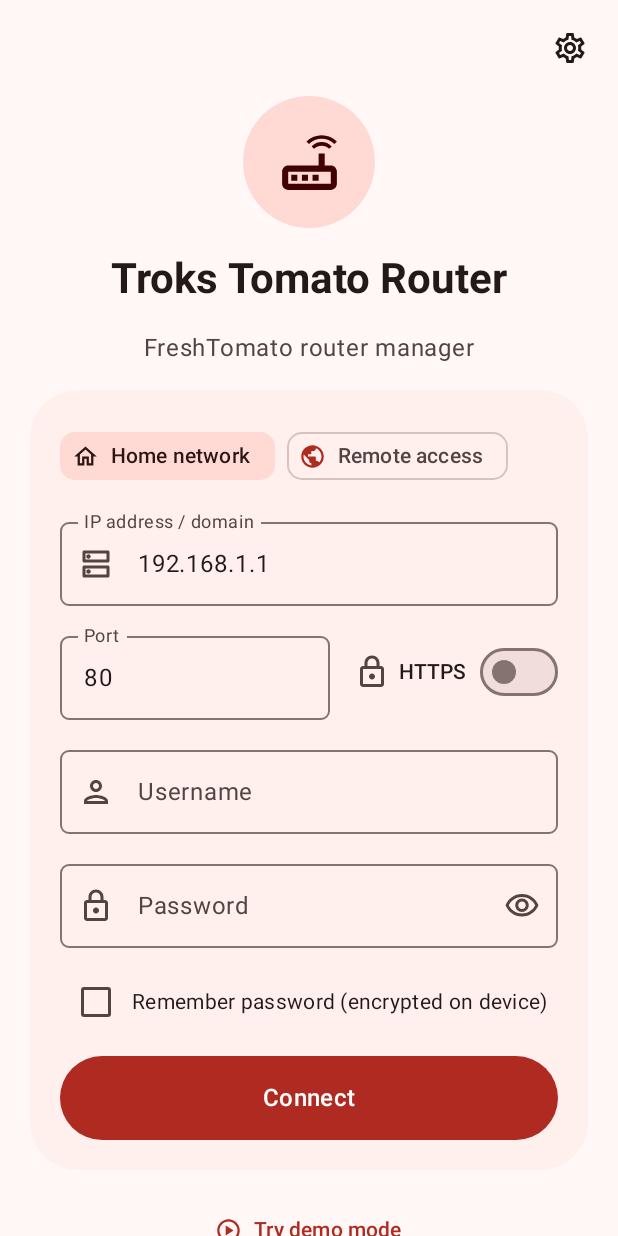
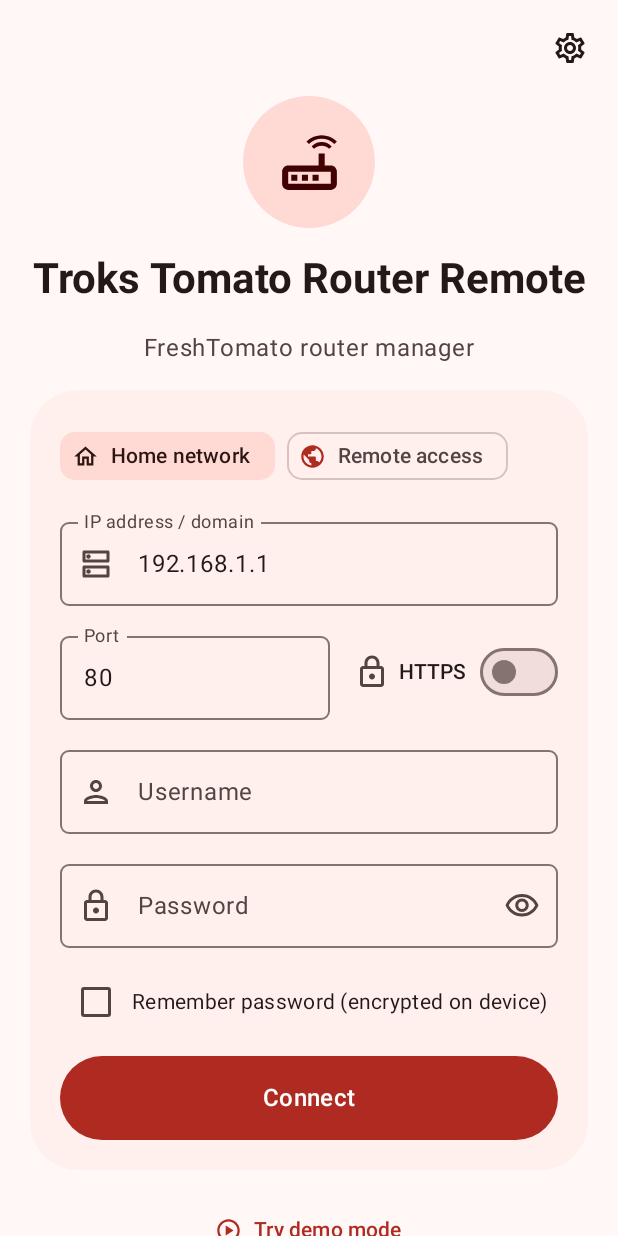
Before and after one commit to liortrok-hue/troks-tomato-router-remote, an Android app built with Jetpack Compose: the screen it shows after launch (MainActivity), on a phone screen of 412 x 824 dp. Run offline under Robolectric (Android 15) with nearby library versions, the phone set to English and light mode, and no system bars; pictures from the network do not load.

Commit message:
Use the full app name Troks Tomato Router Remote everywhere

```diff
--- a/app/src/main/java/com/troks/tomatorouters/ui/LoginScreen.kt
+++ b/app/src/main/java/com/troks/tomatorouters/ui/LoginScreen.kt
@@ -87,7 +87,7 @@ fun LoginScreen(vm: AppViewModel) {
                 content = MaterialTheme.colorScheme.onPrimaryContainer,
                 size = 88.dp,
             )
-            Text("Troks Tomato Router", style = MaterialTheme.typography.headlineMedium, fontWeight = FontWeight.Bold, textAlign = TextAlign.Center)
+            Text("Troks Tomato Router Remote", style = MaterialTheme.typography.headlineMedium, fontWeight = FontWeight.Bold, textAlign = TextAlign.Center)
             Text(s.appSubtitle, style = MaterialTheme.typography.bodyLarge, color = MaterialTheme.colorScheme.onSurfaceVariant)
 
             Card(
--- a/settings.gradle.kts
+++ b/settings.gradle.kts
@@ -22,5 +22,5 @@ dependencyResolutionManagement {
     }
 }
 
-rootProject.name = "TroksTomatoRouters"
+rootProject.name = "Troks Tomato Router Remote"
 include(":app")
```
Also changed, not shown: 1 other file.
